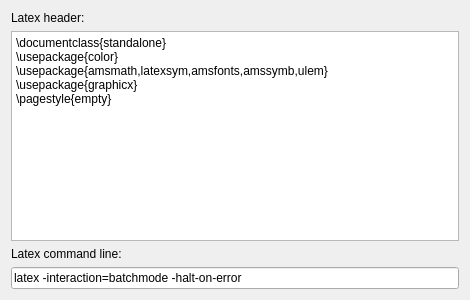
KDE/ktp-text-ui, file filters/latex/latex-config.ui: the form before one commit.
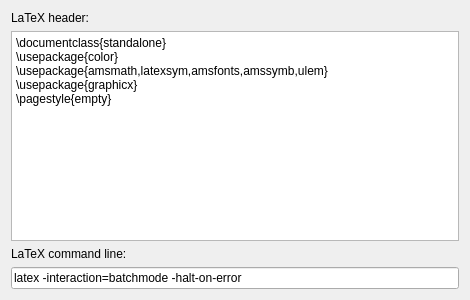
The form after the commit. Custom widgets are drawn as their Qt base class.

Commit message: i18n: spell "LaTeX" correctly

What changed in the file:
```diff
--- a/filters/latex/latex-config.ui
+++ b/filters/latex/latex-config.ui
@@ -17,7 +17,7 @@
    <item>
     <widget class="QLabel" name="label">
      <property name="text">
-      <string>Latex header:</string>
+      <string>LaTeX header:</string>
      </property>
     </widget>
    </item>
@@ -36,7 +36,7 @@
    <item>
     <widget class="QLabel" name="label_2">
      <property name="text">
-      <string>Latex command line:</string>
+      <string>LaTeX command line:</string>
      </property>
     </widget>
    </item>
```
The commit also changes 2 other files.
